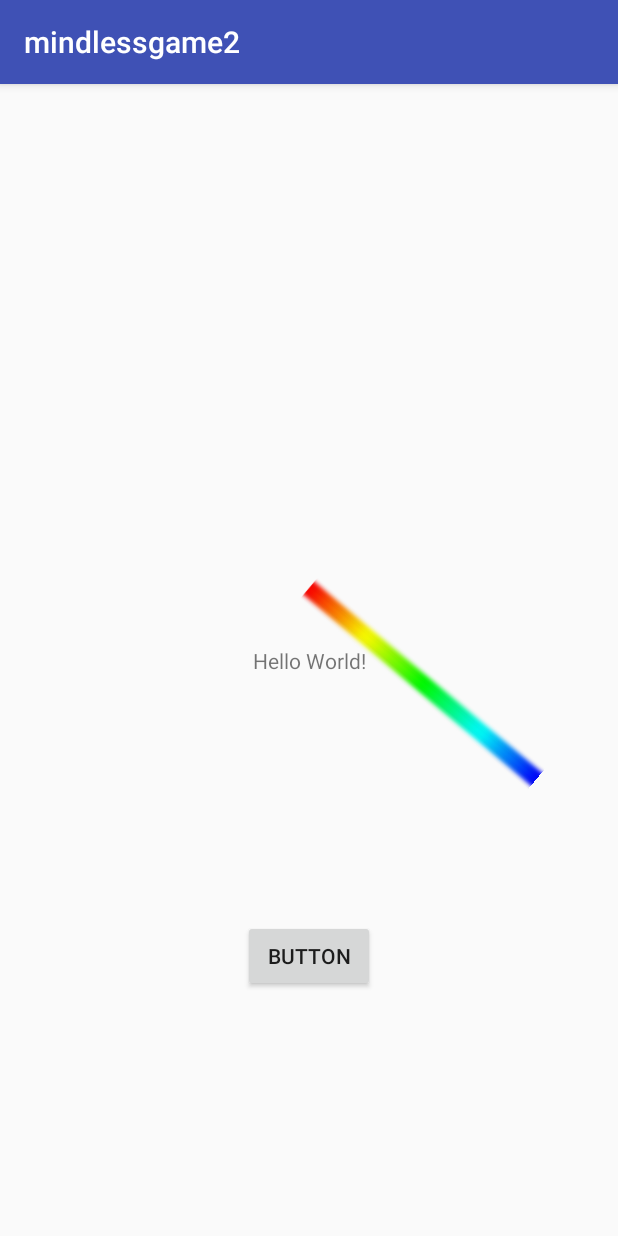
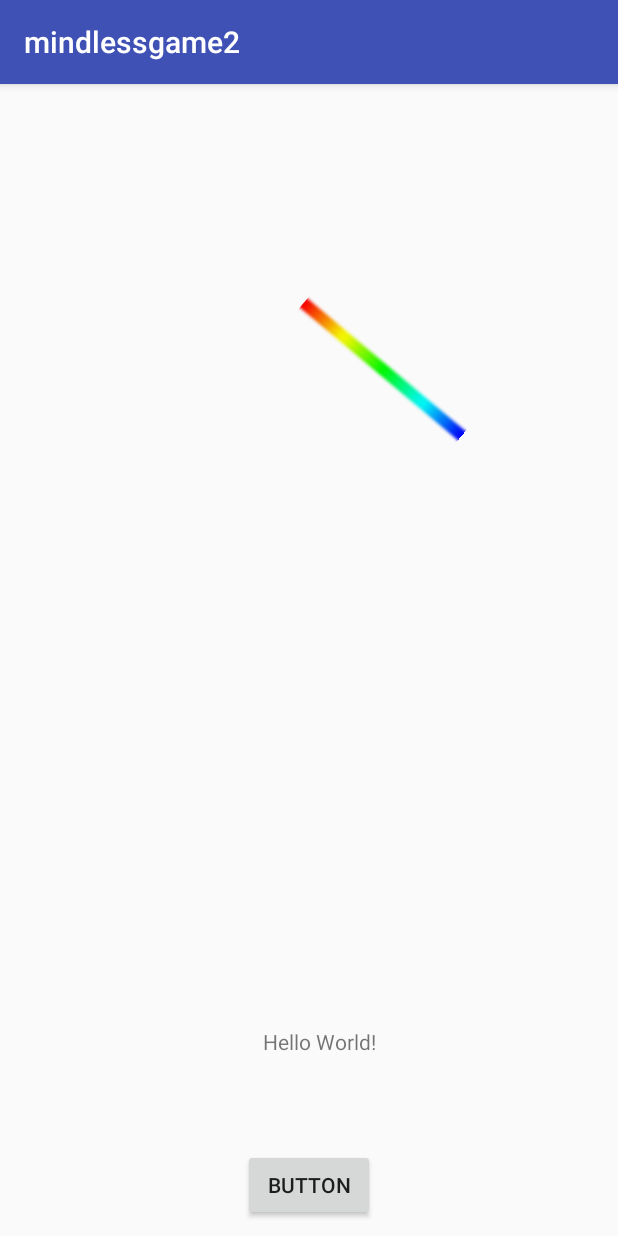
Before and after one commit to mitra1759/mindlessgame2, an Android app: the screen it shows after launch (MainActivity), on a phone screen of 412 x 824 dp. Run offline under Robolectric (Android 15) with nearby library versions, the phone set to English and light mode, and no system bars.

Commit message:
bug fixes

```diff
--- a/app/src/main/java/com/example/brenden/mindlessgame2/MainActivity.java
+++ b/app/src/main/java/com/example/brenden/mindlessgame2/MainActivity.java
@@ -15,6 +15,9 @@ import android.media.MediaPlayer;
 public class MainActivity extends AppCompatActivity {
     //    private Button start;
 //    private ImageView pendulum;
+    private void moverPendulum(){
+
+    }
     @Override
     protected void onCreate(Bundle savedInstanceState) {
         super.onCreate(savedInstanceState);
@@ -23,7 +26,7 @@ public class MainActivity extends AppCompatActivity {
         setContentView(R.layout.activity_main);
         final Button start = findViewById(R.id.button2);
         final ImageView pendulum = findViewById(R.id.imageView1);
-        final MediaPlayer ding =MediaPlayer.create(this,R.raw.ding);
+        final MediaPlayer ding = MediaPlayer.create(this, R.raw.ding);
 //        start.setOnClickListener(new View.OnClickListener() {
 //            public void onClick(View v) {
 //                System.out.println("dwhsgd");
@@ -31,7 +34,13 @@ public class MainActivity extends AppCompatActivity {
 //            }
 //        });
 
-
+        pendulum.setOnClickListener(new View.OnClickListener() {
+            public void onClick(View v) {
+                if(pendulum.getRotation()<20&&pendulum.getRotation()>-20){
+                    ding.start();
+                }
+            }
+        });
         start.setOnClickListener(new View.OnClickListener() {
             public void onClick(View v) {
 //                Animation rotate = new RotateAnimation(60f, -60f,
@@ -54,7 +63,7 @@ public class MainActivity extends AppCompatActivity {
 //                pendulum.startAnimation(rotate1);
 
 
-                    ding.start();
+
                 pendulum.animate().rotation(pendulum.getRotation() + 100).setInterpolator(new AccelerateDecelerateInterpolator()).setDuration(500).start();
                 new CountDownTimer(700, 700) {
 
--- a/app/src/main/res/layout/activity_main.xml
+++ b/app/src/main/res/layout/activity_main.xml
@@ -12,9 +12,11 @@
         android:layout_height="wrap_content"
         android:text="Hello World!"
         app:layout_constraintBottom_toBottomOf="parent"
+        app:layout_constraintHorizontal_bias="0.521"
         app:layout_constraintLeft_toLeftOf="parent"
         app:layout_constraintRight_toRightOf="parent"
-        app:layout_constraintTop_toTopOf="parent" />
+        app:layout_constraintTop_toTopOf="parent"
+        app:layout_constraintVertical_bias="0.84" />
 
     <Button
         android:id="@+id/button2"
@@ -28,12 +30,13 @@
         app:layout_constraintBottom_toBottomOf="parent"
         app:layout_constraintEnd_toEndOf="parent"
         app:layout_constraintStart_toStartOf="parent"
-        app:layout_constraintTop_toBottomOf="@+id/textView" />
+        app:layout_constraintTop_toBottomOf="@+id/textView"
+        app:layout_constraintVertical_bias="0.965" />
 
     <ImageView
         android:id="@+id/imageView1"
-        android:layout_width="198dp"
-        android:layout_height="655dp"
+        android:layout_width="368dp"
+        android:layout_height="275dp"
         android:layout_marginBottom="8dp"
         android:layout_marginEnd="8dp"
         android:layout_marginStart="8dp"
@@ -41,6 +44,7 @@
         android:rotation="-50"
         app:layout_constraintBottom_toBottomOf="parent"
         app:layout_constraintEnd_toEndOf="parent"
+        app:layout_constraintHorizontal_bias="0.392"
         app:layout_constraintStart_toStartOf="parent"
         app:layout_constraintTop_toTopOf="parent"
         app:layout_constraintVertical_bias="0.0"
```
Also changed, not shown: 1 other file. Lines whose indentation alone changed are shown as unchanged.
